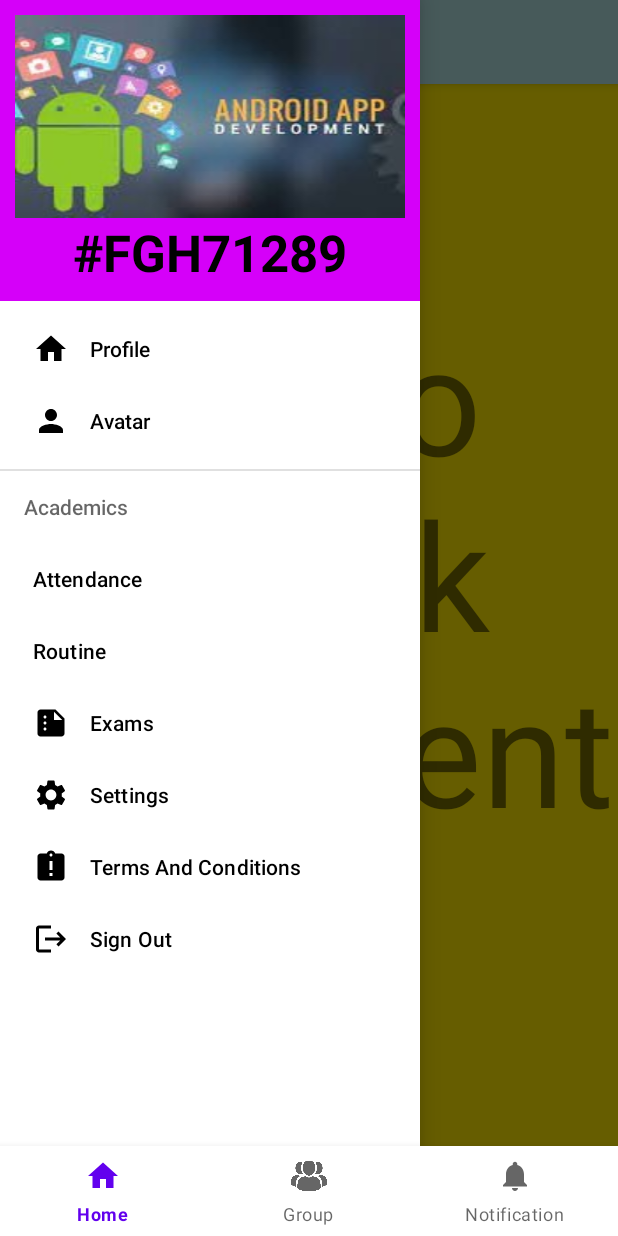
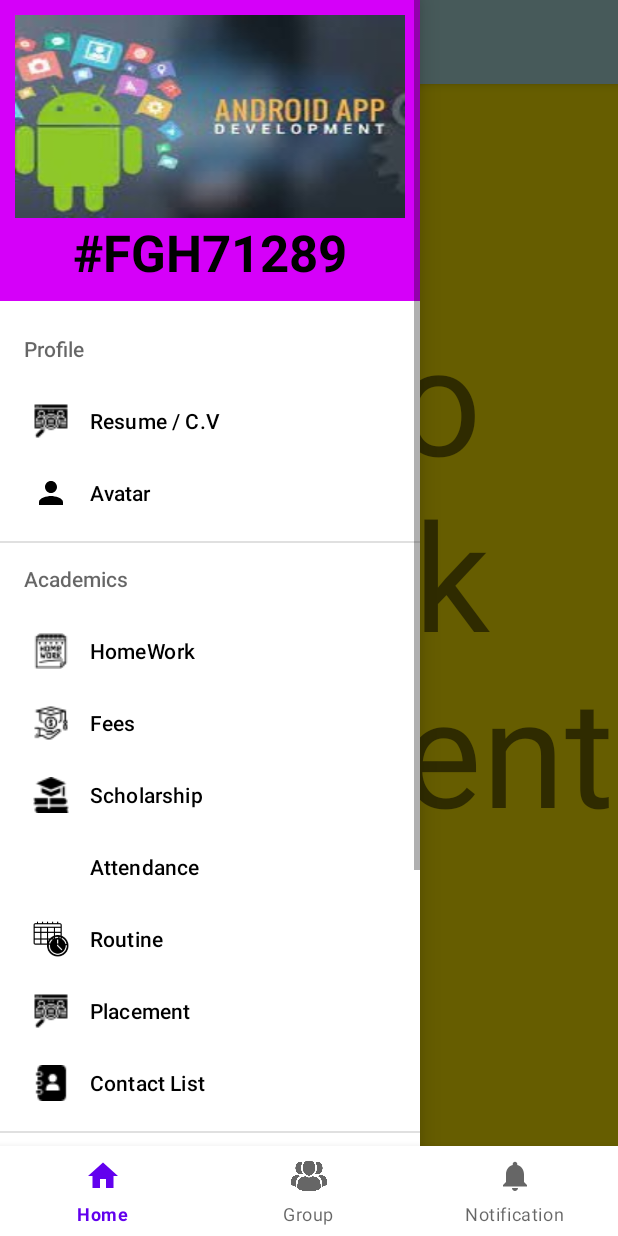
Before and after one commit to TempAc1/ksAppForked, an Android app: the screen it shows after launch (homeSc), with the side drawer open, on a phone screen of 412 x 824 dp. Run offline under Robolectric (Android 15) with nearby library versions, the phone set to English and light mode, and no system bars.

Commit message:
drawer_menu -> added more itemsNIcons.

```diff
--- a/KnowledgeSpaceApk/app/src/main/res/layout/activity_home_sc.xml
+++ b/KnowledgeSpaceApk/app/src/main/res/layout/activity_home_sc.xml
@@ -43,15 +43,14 @@
                 android:layout_width="match_parent"
                 android:layout_height="?attr/actionBarSize"
                 android:background="#B3E3E1"
-                app:titleTextColor="@color/black"
+                android:elevation="4dp"
                 app:popupTheme="@style/ThemeOverlay.AppCompat.Light"
-                android:elevation="4dp">
-            </androidx.appcompat.widget.Toolbar>
+                app:titleTextColor="@color/black"></androidx.appcompat.widget.Toolbar>
 
             <FrameLayout
                 android:id="@+id/drawerNavigationFragmentContainer"
                 android:layout_width="match_parent"
-                android:layout_height="match_parent"/>
+                android:layout_height="match_parent" />
         </LinearLayout>
 
         <com.google.android.material.navigation.NavigationView
@@ -60,7 +59,7 @@
             android:layout_height="match_parent"
             android:layout_gravity="start"
             app:headerLayout="@layout/drawer_nav_header"
-            app:menu="@menu/drawer_menu"/>
+            app:menu="@menu/drawer_menu" />
     </androidx.drawerlayout.widget.DrawerLayout>
 
 </androidx.constraintlayout.widget.ConstraintLayout>
--- a/KnowledgeSpaceApk/app/src/main/res/menu/drawer_menu.xml
+++ b/KnowledgeSpaceApk/app/src/main/res/menu/drawer_menu.xml
@@ -7,37 +7,78 @@
         <item
             android:id="@+id/profile"
             android:title="Profile"
-            android:icon="@drawable/ic_baseline_home_24"/>
+            android:icon="@drawable/ic_baseline_home_24">
+        <menu>
+            <item android:id="@+id/cv"
+                android:title="Resume / C.V"
+                android:icon="@drawable/recruitment"/>
             <item
                 android:id="@+id/avatar"
                 android:title="Avatar"
                 android:icon="@drawable/ic_baseline_person_24"/>
+        </menu>
+        </item>
     </group>
 
-    <group>
+    <group android:checkableBehavior="single">
         <item
             android:id="@+id/academics"
             android:title="Academics">
 
             <menu>
+                <item android:id="@+id/hw"
+                    android:title="HomeWork"
+                    android:icon="@drawable/homework">
+                </item>
+                <item android:id="@+id/fees"
+                    android:title="Fees"
+                    android:icon="@drawable/fees">
+                </item>
+                <item android:id="@+id/scholarship"
+                    android:title="Scholarship"
+                    android:icon="@drawable/scholarship_24">
+                </item>
                 <item android:id="@+id/attendance"
                     android:title="Attendance">
                 </item>
                 <item android:id="@+id/routine"
-                    android:title="Routine">
+                    android:title="Routine"
+                    android:icon="@drawable/routine_64">
+                </item>
+                <item android:id="@+id/placement"
+                    android:title="Placement"
+                    android:icon="@drawable/recruitment">
+                </item>
+                <item android:id="@+id/contactList"
+                    android:title="Contact List"
+                    android:icon="@drawable/contacts">
                 </item>
             </menu>
 
         </item>
     </group>
 
-
+    <group android:checkableBehavior="single">
         <item
             android:id="@+id/exams"
             android:title="Exams"
             android:icon="@drawable/ic_baseline_summarize_24">
+        <menu>
+            <item
+                android:id="@+id/examEnrollment"
+                android:title="Exam Enrollment"
+                android:icon="@drawable/ic_baseline_summarize_24"/>
+            <item
+                android:id="@+id/onlineExams"
+                android:title="Online Exams"
+                android:icon="@drawable/contract"/>
+        </menu>
+
         </item>
-
+    </group>
+    <item android:id="@+id/posts"
+        android:title="Posts"
+        android:icon="@drawable/chat"/>
     <item
         android:id="@+id/settings"
         android:title="Settings"
```
Also changed, not shown: KnowledgeSpaceApk/app/src/main/res/drawable/attendance.png (added), KnowledgeSpaceApk/app/src/main/res/drawable/chat.png (added), KnowledgeSpaceApk/app/src/main/res/drawable/contacts.png (added), KnowledgeSpaceApk/app/src/main/res/drawable/contract.png (added), KnowledgeSpaceApk/app/src/main/res/drawable/cv.png (added), KnowledgeSpaceApk/app/src/main/res/drawable/fees.png (added), KnowledgeSpaceApk/app/src/main/res/drawable/homework.png (added), KnowledgeSpaceApk/app/src/main/res/drawable/recruitment.png (added), KnowledgeSpaceApk/app/src/main/res/drawable/routine_64.png (added), KnowledgeSpaceApk/app/src/main/res/drawable/scholarship_24.png (added). Lines whose indentation alone changed are shown as unchanged.
